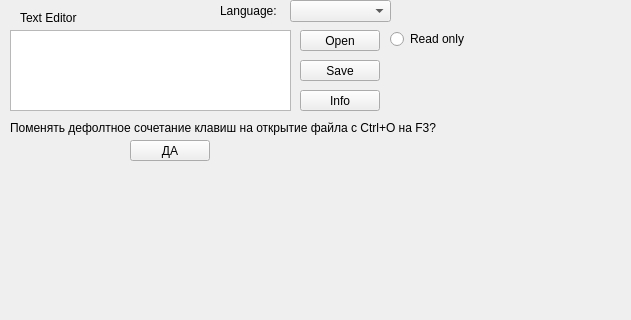
First picture: the form in lesson3/mainwindow.ui, repository deLong34/Qt, before the edit; both pictures show x 0 to 631 and y 0 to 320 of the 800 by 600 pixel window.
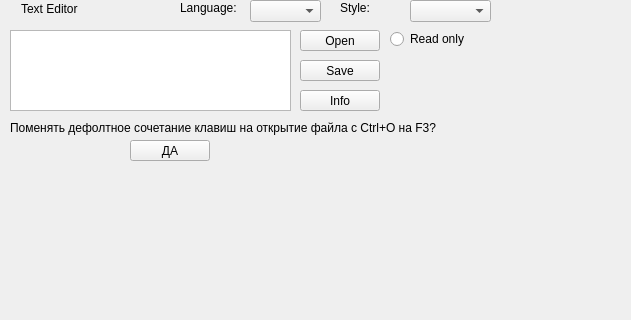
Second picture: the form after the edit.

What changed in the file:
```diff
--- a/lesson3/mainwindow.ui
+++ b/lesson3/mainwindow.ui
@@ -66,9 +66,9 @@
    <widget class="QLabel" name="label">
     <property name="geometry">
      <rect>
-      <x>20</x>
-      <y>10</y>
-      <width>121</width>
+      <x>21</x>
+      <y>1</y>
+      <width>131</width>
       <height>16</height>
      </rect>
     </property>
@@ -92,10 +92,10 @@
    <widget class="QLabel" name="label_2">
     <property name="geometry">
      <rect>
-      <x>220</x>
+      <x>180</x>
       <y>0</y>
       <width>61</width>
-      <height>21</height>
+      <height>16</height>
      </rect>
     </property>
     <property name="text">
@@ -105,9 +105,9 @@
    <widget class="QComboBox" name="comboBox">
     <property name="geometry">
      <rect>
-      <x>290</x>
+      <x>250</x>
       <y>0</y>
-      <width>101</width>
+      <width>71</width>
       <height>22</height>
      </rect>
     </property>
@@ -138,6 +138,29 @@
      <string>ДА</string>
     </property>
    </widget>
+   <widget class="QComboBox" name="comboBox_style">
+    <property name="geometry">
+     <rect>
+      <x>410</x>
+      <y>0</y>
+      <width>81</width>
+      <height>22</height>
+     </rect>
+    </property>
+   </widget>
+   <widget class="QLabel" name="label_4">
+    <property name="geometry">
+     <rect>
+      <x>340</x>
+      <y>0</y>
+      <width>61</width>
+      <height>16</height>
+     </rect>
+    </property>
+    <property name="text">
+     <string>Style:</string>
+    </property>
+   </widget>
   </widget>
   <widget class="QMenuBar" name="menubar">
    <property name="geometry">
```
